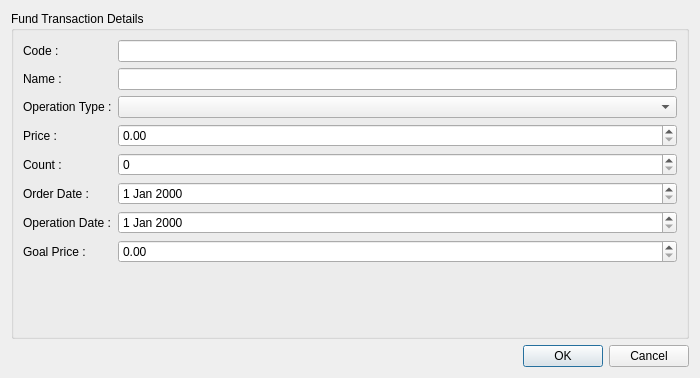
Above: UIFiles/funddialog.ui from ukll/investpor before the change. Below: the same form after it.
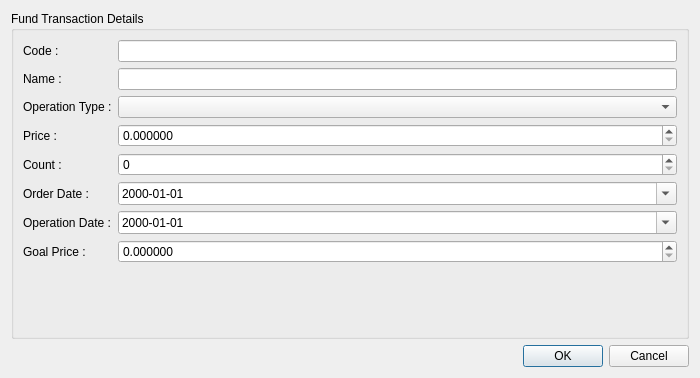
That is the form after the change.

Commit message: Sets FundDialog form elements' attributes

Patch:
```diff
--- a/UIFiles/funddialog.ui
+++ b/UIFiles/funddialog.ui
@@ -64,7 +64,14 @@
        </widget>
       </item>
       <item row="3" column="1">
-       <widget class="QDoubleSpinBox" name="dsbPrice"/>
+       <widget class="QDoubleSpinBox" name="dsbPrice">
+        <property name="decimals">
+         <number>6</number>
+        </property>
+        <property name="maximum">
+         <double>1000000.000000000000000</double>
+        </property>
+       </widget>
       </item>
       <item row="4" column="0">
        <widget class="QLabel" name="lblCount">
@@ -84,7 +91,28 @@
        </widget>
       </item>
       <item row="5" column="1">
-       <widget class="QDateEdit" name="deOrderDate"/>
+       <widget class="QDateEdit" name="deOrderDate">
+        <property name="maximumDate">
+         <date>
+          <year>2250</year>
+          <month>12</month>
+          <day>31</day>
+         </date>
+        </property>
+        <property name="minimumDate">
+         <date>
+          <year>2000</year>
+          <month>1</month>
+          <day>1</day>
+         </date>
+        </property>
+        <property name="displayFormat">
+         <string>yyyy-MM-dd</string>
+        </property>
+        <property name="calendarPopup">
+         <bool>true</bool>
+        </property>
+       </widget>
       </item>
       <item row="6" column="0">
        <widget class="QLabel" name="lblOperationDate">
@@ -94,7 +122,28 @@
        </widget>
       </item>
       <item row="6" column="1">
-       <widget class="QDateEdit" name="deOperationDate"/>
+       <widget class="QDateEdit" name="deOperationDate">
+        <property name="maximumDate">
+         <date>
+          <year>2250</year>
+          <month>12</month>
+          <day>31</day>
+         </date>
+        </property>
+        <property name="minimumDate">
+         <date>
+          <year>2000</year>
+          <month>1</month>
+          <day>1</day>
+         </date>
+        </property>
+        <property name="displayFormat">
+         <string>yyyy-MM-dd</string>
+        </property>
+        <property name="calendarPopup">
+         <bool>true</bool>
+        </property>
+       </widget>
       </item>
       <item row="7" column="0">
        <widget class="QLabel" name="lblGoalPrice">
@@ -104,7 +153,14 @@
        </widget>
       </item>
       <item row="7" column="1">
-       <widget class="QDoubleSpinBox" name="dsbGoalPrice"/>
+       <widget class="QDoubleSpinBox" name="dsbGoalPrice">
+        <property name="decimals">
+         <number>6</number>
+        </property>
+        <property name="maximum">
+         <double>1000000.000000000000000</double>
+        </property>
+       </widget>
       </item>
      </layout>
     </widget>
```
Left out of the diff: 41 changed lines with no effect on the pictures.
